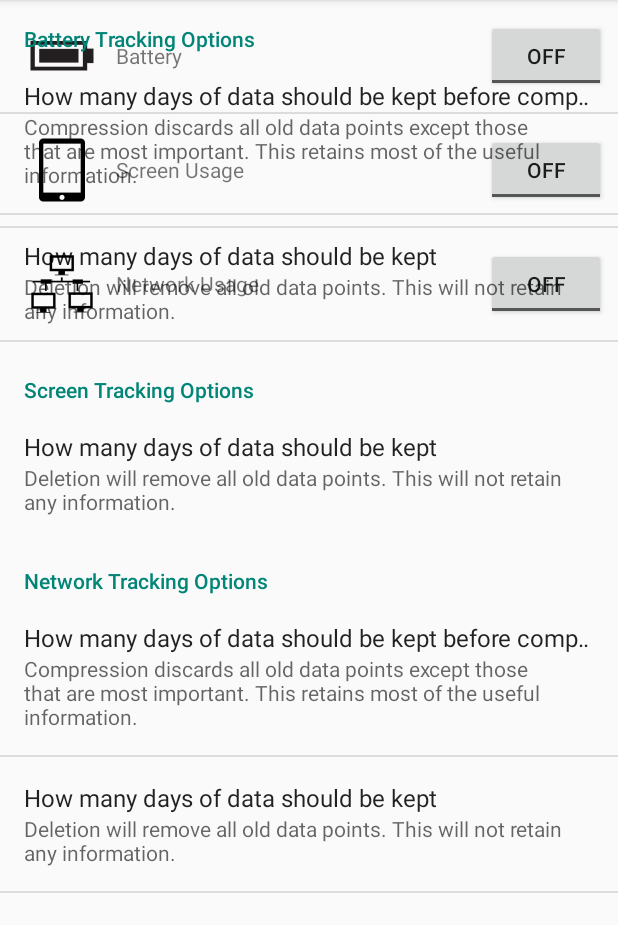
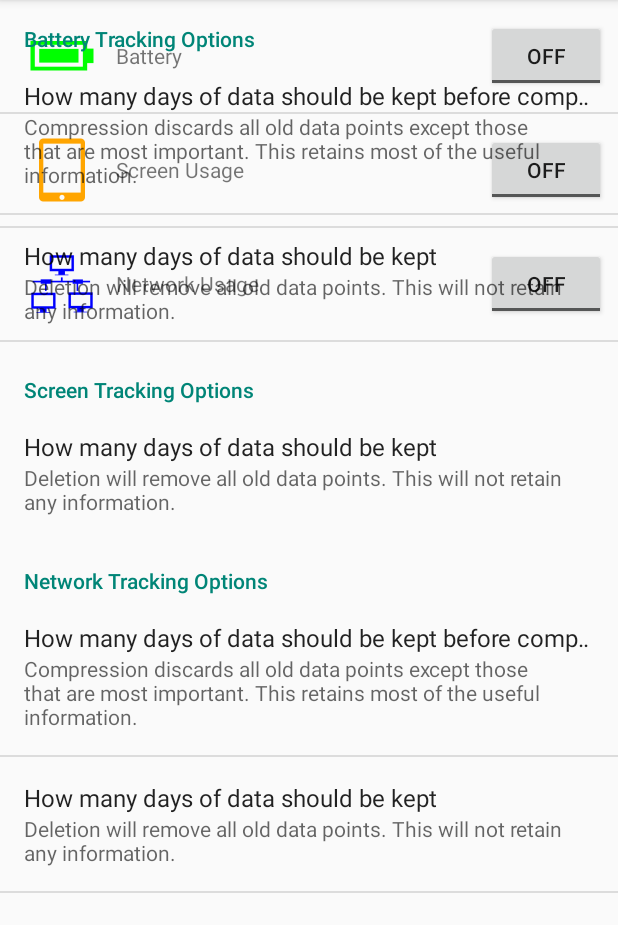
Before and after one commit to Naosyth/graphit, an Android app: the fragment SettingsFragment placed in its activity, on a phone screen of 412 x 824 dp, the part 84-1009 px from its top. Run offline under Robolectric (Android 15) with nearby library versions, the light colour scheme and no system bars.

Commit message:
Created .apk, made a few last minute visual changes

```diff
--- a/app/src/main/java/com/originate/graphit/MetricArrayAdapter.java
+++ b/app/src/main/java/com/originate/graphit/MetricArrayAdapter.java
@@ -5,6 +5,7 @@ import java.util.List;
 import android.app.Activity;
 import android.content.SharedPreferences;
 import android.graphics.BitmapFactory;
+import android.graphics.Color;
 import android.preference.PreferenceManager;
 import android.view.LayoutInflater;
 import android.view.View;
@@ -73,6 +74,7 @@ public class MetricArrayAdapter extends ArrayAdapter<MetricModel> {
         SharedPreferences settings = PreferenceManager.getDefaultSharedPreferences(context);
         ViewHolder holder = (ViewHolder) view.getTag();
         holder.image.setImageBitmap(BitmapFactory.decodeResource(context.getResources(), model.getIcon()));
+        holder.image.setColorFilter(model.getColor());
         holder.text.setText(model.getDisplayName());
         holder.toggle.setChecked(settings.getBoolean(model.getEnableKey(), false));
 
--- a/app/src/main/java/com/originate/graphit/metrics/MetricModel.java
+++ b/app/src/main/java/com/originate/graphit/metrics/MetricModel.java
@@ -9,11 +9,13 @@ public abstract class MetricModel implements Parcelable {
     private final String displayName;
     private final String enableKey;
     private final int icon;
+    private final int color;
 
-    public MetricModel(String name, String key, int icon) {
+    public MetricModel(String name, String key, int icon, int color) {
         this.displayName = name;
         this.enableKey = key;
         this.icon = icon;
+        this.color = color;
     }
 
     public String getDisplayName() {
@@ -37,6 +39,10 @@ public abstract class MetricModel implements Parcelable {
         return icon;
     }
 
+    public int getColor() {
+        return color;
+    }
+
     public abstract void recordData(Context context);
 
     public abstract int collapseData(Context context);
--- a/app/src/main/java/com/originate/graphit/metrics/battery/BatteryGraphActivity.java
+++ b/app/src/main/java/com/originate/graphit/metrics/battery/BatteryGraphActivity.java
@@ -273,7 +273,7 @@ public class BatteryGraphActivity extends ActionBarActivity {
             int lineColor = Color.argb(128, 20,200,20);
             if (showPointLabels)
                 plf = new PointLabelFormatter(Color.BLACK);
-            LineAndPointFormatter formatter = new LineAndPointFormatter(lineColor, lineColor, Color.argb(128, 0, 255, 0), plf);
+            LineAndPointFormatter formatter = new LineAndPointFormatter(lineColor, lineColor, model.getColor() & 0x80FFFFFF, plf);
             plot.addSeries(series, formatter);
             plot.redraw();
         }
--- a/app/src/main/java/com/originate/graphit/metrics/battery/BatteryModel.java
+++ b/app/src/main/java/com/originate/graphit/metrics/battery/BatteryModel.java
@@ -4,6 +4,7 @@ import android.content.Context;
 import android.content.Intent;
 import android.content.IntentFilter;
 import android.content.SharedPreferences;
+import android.graphics.Color;
 import android.os.BatteryManager;
 import android.os.Parcel;
 import android.os.Parcelable;
@@ -22,13 +23,13 @@ public class BatteryModel extends MetricModel {
     private static String deleteDelayKey;
 
     public BatteryModel(Context context) {
-        super(context.getString(R.string.pref_battery_listName), context.getString(R.string.pref_battery_enabled), R.drawable.icon_battery);
+        super(context.getString(R.string.pref_battery_listName), context.getString(R.string.pref_battery_enabled), R.drawable.icon_battery, Color.rgb(0, 255, 0));
         collapseDelayKey = context.getString(R.string.pref_battery_collapseDelay);
         deleteDelayKey = context.getString(R.string.pref_battery_deleteDelay);
     }
 
     public BatteryModel(Parcel in) {
-        super(in.readString(), in.readString(), in.readInt());
+        super(in.readString(), in.readString(), in.readInt(), in.readInt());
     }
 
     @Override
@@ -140,5 +141,7 @@ public class BatteryModel extends MetricModel {
     public void writeToParcel(Parcel dest, int flags) {
         dest.writeString(getDisplayName());
         dest.writeString(getEnableKey());
+        dest.writeInt(getIcon());
+        dest.writeInt(getColor());
     }
 }
--- a/app/src/main/java/com/originate/graphit/metrics/network/NetworkGraphActivity.java
+++ b/app/src/main/java/com/originate/graphit/metrics/network/NetworkGraphActivity.java
@@ -259,7 +259,7 @@ public class NetworkGraphActivity extends ActionBarActivity {
 
             plot.removeSeries(series_down);
             series_down = new SimpleXYSeries(timeValues, downValues, "Network Down");
-            LineAndPointFormatter formatter = new LineAndPointFormatter(Color.BLUE, null, Color.argb(128, 0, 0, 255), null);
+            LineAndPointFormatter formatter = new LineAndPointFormatter(Color.BLUE, null, model.getColor() & 0x80FFFFFF, null);
             plot.addSeries(series_down, formatter);
             plot.redraw();
         }
--- a/app/src/main/java/com/originate/graphit/metrics/network/NetworkModel.java
+++ b/app/src/main/java/com/originate/graphit/metrics/network/NetworkModel.java
@@ -3,6 +3,7 @@ package com.originate.graphit.metrics.network;
 import android.content.Context;
 import android.content.Intent;
 import android.content.SharedPreferences;
+import android.graphics.Color;
 import android.net.TrafficStats;
 import android.os.Parcel;
 import android.os.Parcelable;
@@ -21,13 +22,13 @@ public class NetworkModel extends MetricModel {
     private static String deleteDelayKey;
 
     public NetworkModel(Context context) {
-        super(context.getString(R.string.pref_network_listName), context.getString(R.string.pref_network_enabled), R.drawable.icon_network);
+        super(context.getString(R.string.pref_network_listName), context.getString(R.string.pref_network_enabled), R.drawable.icon_network, Color.rgb(0, 0, 255));
         collapseDelayKey = context.getString(R.string.pref_network_collapseDelay);
         deleteDelayKey = context.getString(R.string.pref_network_deleteDelay);
     }
 
     public NetworkModel(Parcel in) {
-        super(in.readString(), in.readString(), in.readInt());
+        super(in.readString(), in.readString(), in.readInt(), in.readInt());
     }
 
     @Override
@@ -125,5 +126,7 @@ public class NetworkModel extends MetricModel {
     public void writeToParcel(Parcel dest, int flags) {
         dest.writeString(getDisplayName());
         dest.writeString(getEnableKey());
+        dest.writeInt(getIcon());
+        dest.writeInt(getColor());
     }
 }
--- a/app/src/main/java/com/originate/graphit/metrics/screenUsage/ScreenGraphActivity.java
+++ b/app/src/main/java/com/originate/graphit/metrics/screenUsage/ScreenGraphActivity.java
@@ -285,7 +285,7 @@ public class ScreenGraphActivity extends ActionBarActivity {
 
             plot.removeSeries(series);
             series = new SimpleXYSeries(timeValues, screenValues, "On");
-            LineAndPointFormatter formatter = new LineAndPointFormatter(Color.TRANSPARENT, null, Color.argb(128, 0, 255, 255), null);
+            LineAndPointFormatter formatter = new LineAndPointFormatter(Color.TRANSPARENT, null, model.getColor() & 0x80FFFFFF, null);
             plot.addSeries(series, formatter);
             plot.redraw();
         }
--- a/app/src/main/java/com/originate/graphit/metrics/screenUsage/ScreenUsageModel.java
+++ b/app/src/main/java/com/originate/graphit/metrics/screenUsage/ScreenUsageModel.java
@@ -3,6 +3,7 @@ package com.originate.graphit.metrics.screenUsage;
 import android.content.Context;
 import android.content.Intent;
 import android.content.SharedPreferences;
+import android.graphics.Color;
 import android.os.Parcel;
 import android.os.Parcelable;
 import android.os.PowerManager;
@@ -23,13 +24,13 @@ public class ScreenUsageModel extends MetricModel {
     private static String deleteDelayKey;
 
     public ScreenUsageModel(Context context) {
-        super(context.getString(R.string.pref_screen_listName), context.getString(R.string.pref_screen_enabled), R.drawable.icon_screen);
+        super(context.getString(R.string.pref_screen_listName), context.getString(R.string.pref_screen_enabled), R.drawable.icon_screen, Color.rgb(255, 165, 0));
         collapseDelayKey = context.getString(R.string.pref_screen_collapseDelay);
         deleteDelayKey = context.getString(R.string.pref_screen_deleteDelay);
     }
 
     public ScreenUsageModel(Parcel in) {
-        super(in.readString(), in.readString(), in.readInt());
+        super(in.readString(), in.readString(), in.readInt(), in.readInt());
     }
 
     @Override
@@ -109,5 +110,7 @@ public class ScreenUsageModel extends MetricModel {
     public void writeToParcel(Parcel dest, int flags) {
         dest.writeString(getDisplayName());
         dest.writeString(getEnableKey());
+        dest.writeInt(getIcon());
+        dest.writeInt(getColor());
     }
 }
--- a/app/src/main/res/xml/preferences.xml
+++ b/app/src/main/res/xml/preferences.xml
@@ -14,7 +14,7 @@
             android:dialogTitle="@string/pref_metric_collapseDialogTitle"
             android:entries="@array/pref_metricCollapseFrequency"
             android:entryValues="@array/pref_metricCollapseFrequencyValues"
-            android:defaultValue="7776000000"/>
+            android:defaultValue="86400000"/>
         <ListPreference
             android:key="@string/pref_battery_deleteDelay"
             android:title="@string/pref_metric_deleteTitle"
@@ -48,7 +48,7 @@
             android:dialogTitle="@string/pref_metric_collapseDialogTitle"
             android:entries="@array/pref_metricCollapseFrequency"
             android:entryValues="@array/pref_metricCollapseFrequencyValues"
-            android:defaultValue="7776000000"/>
+            android:defaultValue="86400000"/>
         <ListPreference
             android:key="@string/pref_network_deleteDelay"
             android:title="@string/pref_metric_deleteTitle"
```
Also changed, not shown: app/build.gradle (+2 -7 lines), 3 other files.
